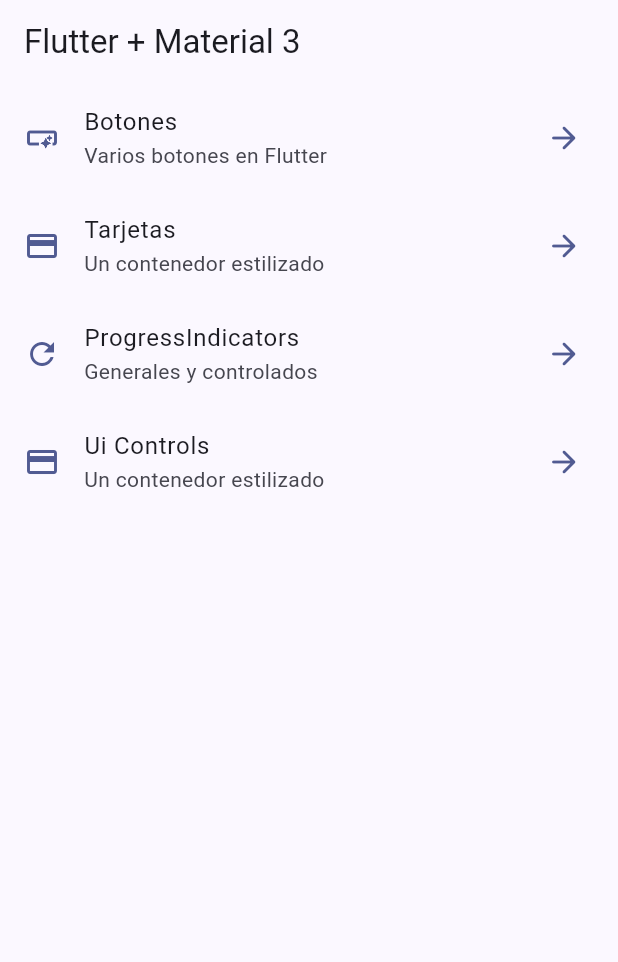
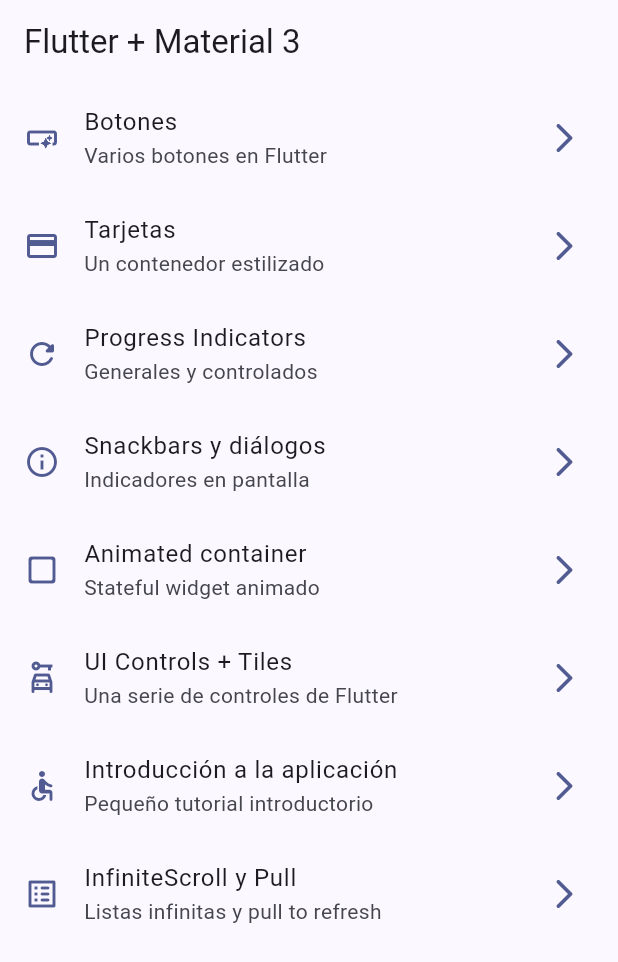
Before and after one commit to ddrakan/curso_flutter_2023_DevTalles, a Flutter app: the screen it shows after launch, on a phone screen of 412 x 824 dp. Shown: the top 962 px of the screen. Run offline on Flutter 3.47's test engine with Material 2 defaults, Android fonts, the phone set to English and light mode, and no system bars; our stand-ins replace go_router.

Commit message:
SnackBars Dialogs terminado.

```diff
--- a/widgets_app/lib/config/menu/menu_items.dart
+++ b/widgets_app/lib/config/menu/menu_items.dart
@@ -1,49 +1,77 @@
-
-import 'package:flutter/material.dart' show IconData, Icons;
+import 'package:flutter/material.dart';
 
 
-class MenuItem{
+class MenuItem {
   final String title;
-  final String subtitle;
+  final String subTitle;
   final String link;
   final IconData icon;
 
   const MenuItem({
     required this.title,
-    required this.subtitle,
+    required this.subTitle,
     required this.link,
     required this.icon
   });
-
 }
 
+
 const appMenuItems = <MenuItem>[
+
   MenuItem(
-    title: 'Botones',
-    subtitle: 'Varios botones en Flutter',
-    link: '/buttons',
-    icon: Icons.smart_button_outlined,
+      title: 'Botones',
+      subTitle: 'Varios botones en Flutter',
+      link: '/buttons',
+      icon: Icons.smart_button_outlined
   ),
 
   MenuItem(
-    title: 'Tarjetas',
-    subtitle: 'Un contenedor estilizado',
-    link: '/cards',
-    icon: Icons.credit_card_outlined,
+      title: 'Tarjetas',
+      subTitle: 'Un contenedor estilizado',
+      link: '/cards',
+      icon: Icons.credit_card
   ),
 
   MenuItem(
-    title: 'ProgressIndicators',
-    subtitle: 'Generales y controlados',
-    link: '/progress',
-    icon: Icons.refresh_outlined,
+      title: 'Progress Indicators',
+      subTitle: 'Generales y controlados',
+      link: '/progress',
+      icon: Icons.refresh_rounded
   ),
 
   MenuItem(
-    title: 'Ui Controls',
-    subtitle: 'Un contenedor estilizado',
-    link: '/ui',
-    icon: Icons.credit_card_outlined,
+      title: 'Snackbars y diálogos',
+      subTitle: 'Indicadores en pantalla',
+      link: '/snackbars',
+      icon: Icons.info_outline
+  ),
+
+  MenuItem(
+      title: 'Animated container',
+      subTitle: 'Stateful widget animado',
+      link: '/animated',
+      icon: Icons.check_box_outline_blank_rounded
+  ),
+
+  MenuItem(
+      title: 'UI Controls + Tiles',
+      subTitle: 'Una serie de controles de Flutter',
+      link: '/ui-controls',
+      icon: Icons.car_rental_outlined
+  ),
+
+  MenuItem(
+      title: 'Introducción a la aplicación',
+      subTitle: 'Pequeño tutorial introductorio',
+      link: '/tutorial',
+      icon: Icons.accessible_rounded
+  ),
+
+  MenuItem(
+      title: 'InfiniteScroll y Pull',
+      subTitle: 'Listas infinitas y pull to refresh',
+      link: '/infinite',
+      icon: Icons.list_alt_rounded
   ),
 
 
--- a/widgets_app/lib/config/router/app_router.dart
+++ b/widgets_app/lib/config/router/app_router.dart
@@ -1,12 +1,11 @@
 import 'package:go_router/go_router.dart';
-
-import '../../presentation/screens/screens.dart';
-
+import 'package:widgets_app/presentation/screens/screens.dart';
 
 // GoRouter configuration
 final appRouter = GoRouter(
   initialLocation: '/',
   routes: [
+
     GoRoute(
       path: '/',
       name: HomeScreen.name,
@@ -26,18 +25,39 @@ final appRouter = GoRouter(
     ),
 
     GoRoute(
-      path: '/snackbar',
+      path: '/progress',
+      name: ProgressScreen.name,
+      builder: (context, state) => const ProgressScreen(),
+    ),
+
+    GoRoute(
+      path: '/snackbars',
       name: SnackbarScreen.name,
       builder: (context, state) => const SnackbarScreen(),
     ),
 
     GoRoute(
-      path: '/progress',
-      name: ProgressScreen.name,
-      builder: (context, state) => const ProgressScreen(),
+      path: '/animated',
+      name: AnimatedScreen.name,
+      builder: (context, state) => const AnimatedScreen(),
     ),
 
+    GoRoute(
+      path: '/ui-controls',
+      name: UiControlsScreen.name,
+      builder: (context, state) => const UiControlsScreen(),
+    ),
 
+    GoRoute(
+      path: '/tutorial',
+      name: AppTutorialScreen.name,
+      builder: (context, state) => const AppTutorialScreen(),
+    ),
 
+    GoRoute(
+      path: '/infinite',
+      name: InfiniteScrollScreen.name,
+      builder: (context, state) => const InfiniteScrollScreen(),
+    ),
   ],
 );
--- a/widgets_app/lib/main.dart
+++ b/widgets_app/lib/main.dart
@@ -14,6 +14,7 @@ class WidgetsApp extends StatelessWidget {
   @override
   Widget build(BuildContext context) {
     return MaterialApp.router(
+      title: 'Flutter Widget',
       routerConfig: appRouter,
       debugShowCheckedModeBanner: false,
       theme: AppTheme(selectedColor: 0).getTheme(),
--- a/widgets_app/lib/presentation/screens/cards/cards_screen.dart
+++ b/widgets_app/lib/presentation/screens/cards/cards_screen.dart
@@ -204,7 +204,7 @@ class _CardType4 extends StatelessWidget {
   @override
   Widget build(BuildContext context) {
 
-    final colors = Theme.of(context).colorScheme;
+    // final colors = Theme.of(context).colorScheme;
 
     return Card(
       clipBehavior: Clip.hardEdge,
--- a/widgets_app/lib/presentation/screens/home/home_screen.dart
+++ b/widgets_app/lib/presentation/screens/home/home_screen.dart
@@ -1,6 +1,7 @@
 import 'package:flutter/material.dart';
 import 'package:go_router/go_router.dart';
 import 'package:widgets_app/config/menu/menu_items.dart';
+// import 'package:widgets_app/presentation/screens/cards/cards_screen.dart';
 
 class HomeScreen extends StatelessWidget {
 
@@ -12,7 +13,7 @@ class HomeScreen extends StatelessWidget {
   Widget build(BuildContext context) {
     return Scaffold(
       appBar: AppBar(
-        title: Text('Flutter + Material 3'),
+        title: const Text('Flutter + Material 3'),
       ),
       body: const _HomeView(),
     );
@@ -25,16 +26,16 @@ class _HomeView extends StatelessWidget {
   @override
   Widget build(BuildContext context) {
 
+
     return ListView.builder(
       itemCount: appMenuItems.length,
-        itemBuilder:(context, index) {
-          final menuItem = appMenuItems[index];
+      itemBuilder: (context, index) {
+        final menuItem = appMenuItems[index];
 
-          return _CustomListTile(menuItem: menuItem);
-        }
+        return _CustomListTile(menuItem: menuItem);
+      },
     );
   }
-
 }
 
 class _CustomListTile extends StatelessWidget {
@@ -46,26 +47,28 @@ class _CustomListTile extends StatelessWidget {
 
   @override
   Widget build(BuildContext context) {
+
     final colors = Theme.of(context).colorScheme;
 
     return ListTile(
-      leading: Icon( menuItem.icon, color: colors.primary, ),
-      trailing: Icon( Icons.arrow_forward_rounded, color: colors.primary,),
+      leading: Icon( menuItem.icon, color: colors.primary ),
+      trailing: Icon( Icons.arrow_forward_ios_rounded, color:colors.primary ),
       title: Text(menuItem.title),
-      subtitle: Text( menuItem.subtitle ),
-      onTap: (){
+      subtitle: Text( menuItem.subTitle ),
+      onTap: () {
 
         // Navigator.of(context).push(
         //   MaterialPageRoute(
         //     builder: (context) => const ButtonsScreen(),
         //   ),
         // );
-        // #navegar a otras pantallas
-        // Navigator.pushNamed(context, menuItem.link);
-        //Con Go Router:
-        // context.pushNamed(ButtonsScreen.name);
+        // Navigator.pushNamed(context, menuItem.link );
+
+        // context.pushNamed( CardsScreen.name );
         context.push( menuItem.link );
-      } ,
+
+
+      },
     );
   }
 }
```
Also changed, not shown: widgets_app/lib/presentation/screens/snackbar/snackbar_screen.dart (+65 -1 lines).
